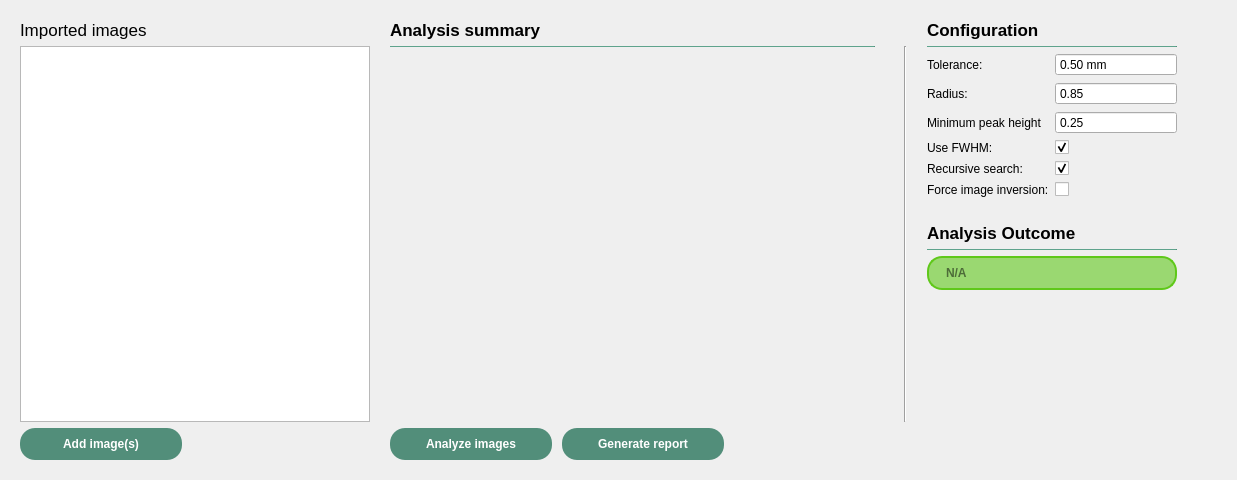
Old version of the form ui/qt_ui/starshotWorksheet.ui in the repository Quantico-Bullet/PyBeam-QA.
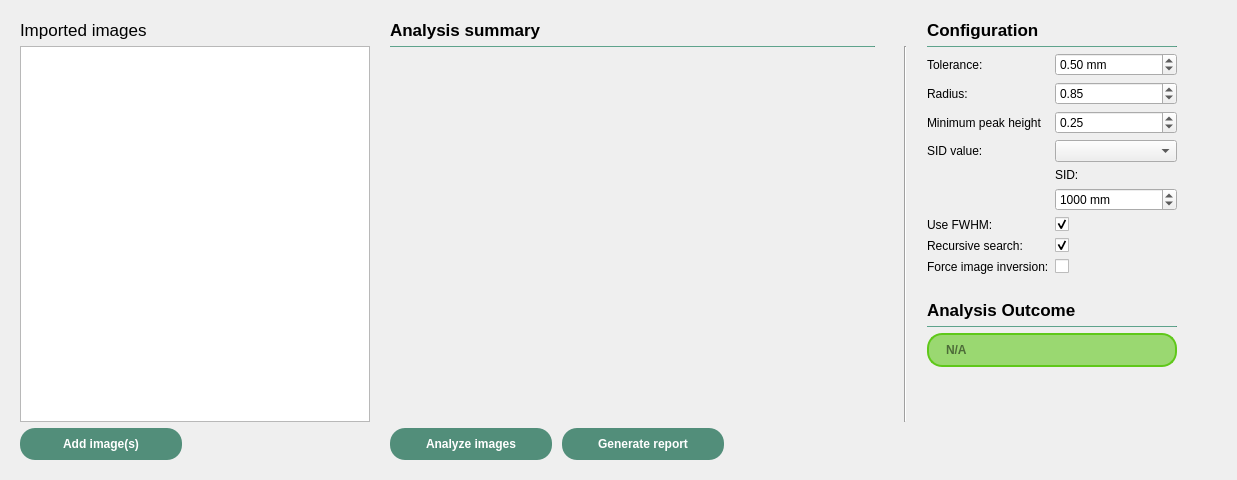
New version of the form.

```diff
--- a/ui/qt_ui/starshotWorksheet.ui
+++ b/ui/qt_ui/starshotWorksheet.ui
@@ -83,9 +83,6 @@
              <layout class="QHBoxLayout" name="horizontalLayout_4">
               <item>
                <widget class="QDoubleSpinBox" name="toleranceDSB">
-                <property name="buttonSymbols">
-                 <enum>QAbstractSpinBox::NoButtons</enum>
-                </property>
                 <property name="suffix">
                  <string> mm</string>
                 </property>
@@ -114,9 +111,6 @@
             </item>
             <item row="1" column="1">
              <widget class="QDoubleSpinBox" name="radiusSB">
-              <property name="buttonSymbols">
-               <enum>QAbstractSpinBox::NoButtons</enum>
-              </property>
               <property name="minimum">
                <double>0.050000000000000</double>
               </property>
@@ -140,9 +134,6 @@
             </item>
             <item row="2" column="1">
              <widget class="QDoubleSpinBox" name="miniPeakHeightDSB">
-              <property name="buttonSymbols">
-               <enum>QAbstractSpinBox::NoButtons</enum>
-              </property>
               <property name="minimum">
                <double>0.050000000000000</double>
               </property>
@@ -157,44 +148,87 @@
               </property>
              </widget>
             </item>
-            <item row="4" column="0">
+            <item row="6" column="0">
              <widget class="QLabel" name="recursiveSearchLabel">
               <property name="text">
                <string>Recursive search:</string>
               </property>
              </widget>
             </item>
-            <item row="4" column="1">
+            <item row="6" column="1">
              <widget class="QCheckBox" name="recursiveSearchCB">
               <property name="checked">
                <bool>true</bool>
               </property>
              </widget>
             </item>
-            <item row="5" column="0">
+            <item row="7" column="0">
              <widget class="QLabel" name="forceImageInversionLabel">
               <property name="text">
                <string>Force image inversion:</string>
               </property>
              </widget>
             </item>
-            <item row="5" column="1">
+            <item row="7" column="1">
              <widget class="QCheckBox" name="forceInvertCB"/>
             </item>
-            <item row="3" column="0">
+            <item row="5" column="0">
              <widget class="QLabel" name="useFWHMLabel">
               <property name="text">
                <string>Use FWHM:</string>
               </property>
              </widget>
             </item>
-            <item row="3" column="1">
+            <item row="5" column="1">
              <widget class="QCheckBox" name="useFWHMCB">
               <property name="checked">
                <bool>true</bool>
               </property>
              </widget>
             </item>
+            <item row="3" column="0">
+             <widget class="QLabel" name="SIDValueLabel">
+              <property name="text">
+               <string>SID value:</string>
+              </property>
+             </widget>
+            </item>
+            <item row="3" column="1">
+             <widget class="QComboBox" name="SIDValueCB"/>
+            </item>
+            <item row="4" column="1">
+             <layout class="QVBoxLayout" name="sIDConfigVL">
+              <item>
+               <widget class="QLabel" name="sIDLabel">
+                <property name="text">
+                 <string>SID:</string>
+                </property>
+               </widget>
+              </item>
+              <item>
+               <widget class="QDoubleSpinBox" name="sIDDSB">
+                <property name="suffix">
+                 <string> mm</string>
+                </property>
+                <property name="decimals">
+                 <number>0</number>
+                </property>
+                <property name="minimum">
+                 <double>1.000000000000000</double>
+                </property>
+                <property name="maximum">
+                 <double>2000.000000000000000</double>
+                </property>
+                <property name="singleStep">
+                 <double>100.000000000000000</double>
+                </property>
+                <property name="value">
+                 <double>1000.000000000000000</double>
+                </property>
+               </widget>
+              </item>
+             </layout>
+            </item>
            </layout>
           </item>
           <item>
```
Left out of the diff: 2 changed lines with no effect on the pictures.
